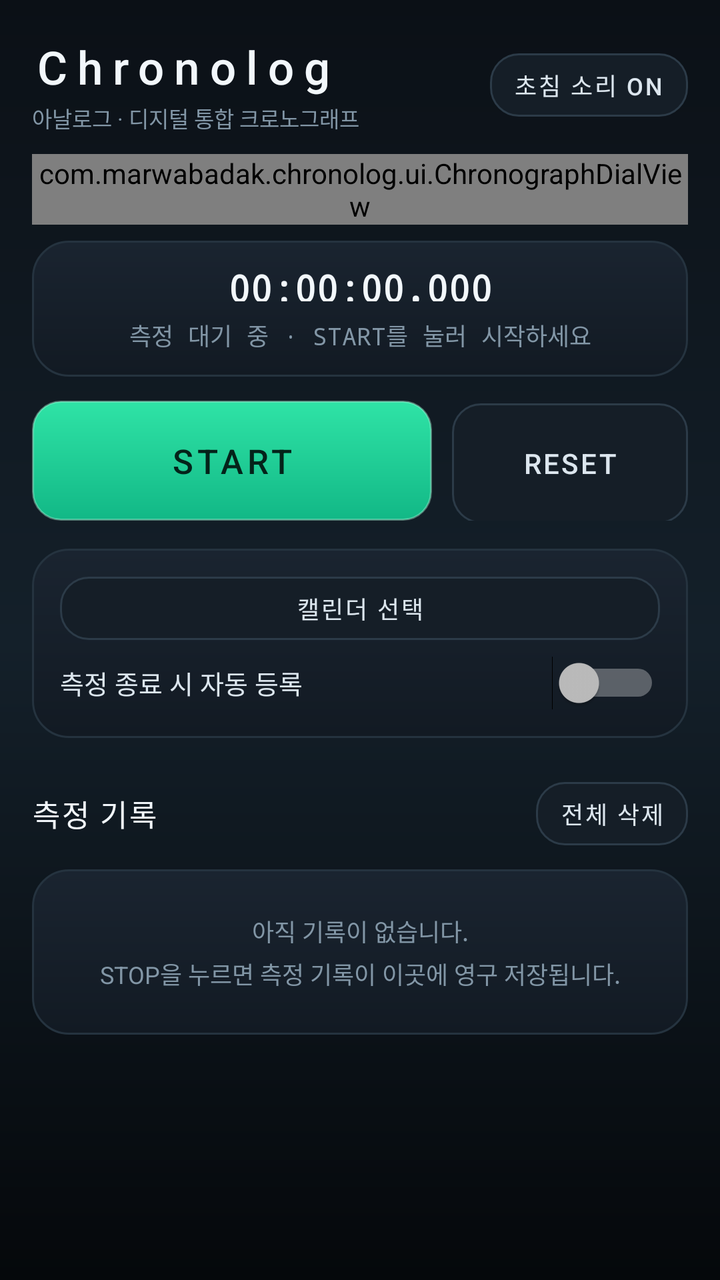
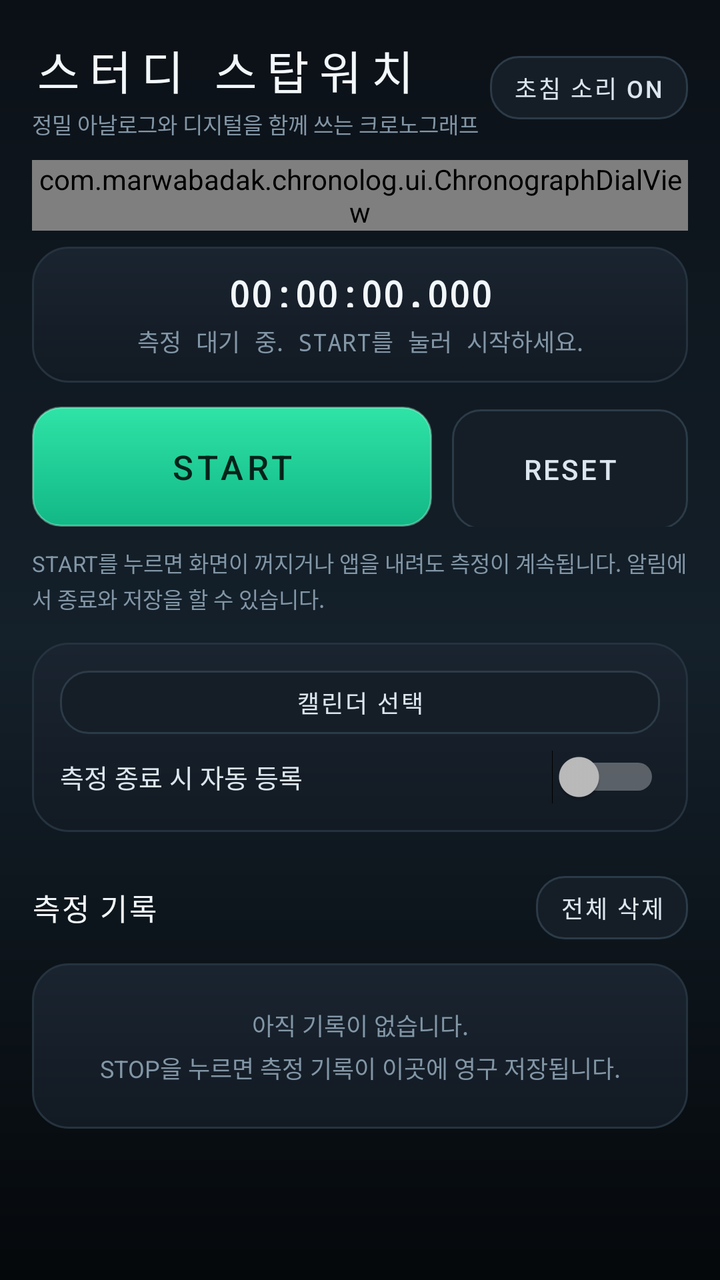

Two renders of the same Android screen: before a commit and after it. Below are the layout's source before the change and the commit's diff.
<!-- AndroidManifest.xml: application theme Theme.Chronolog -->
<!-- res/layout/activity_main.xml -->
<?xml version="1.0" encoding="utf-8"?>
<ScrollView xmlns:android="http://schemas.android.com/apk/res/android"
    android:id="@+id/scrollRoot"
    android:layout_width="match_parent"
    android:layout_height="match_parent"
    android:background="@drawable/bg_screen"
    android:fillViewport="true"
    android:scrollbars="none">

    <LinearLayout
        android:layout_width="match_parent"
        android:layout_height="wrap_content"
        android:orientation="vertical"
        android:paddingStart="16dp"
        android:paddingTop="18dp"
        android:paddingEnd="16dp"
        android:paddingBottom="28dp">

        
        <LinearLayout
            android:layout_width="match_parent"
            android:layout_height="wrap_content"
            android:gravity="center_vertical"
            android:orientation="horizontal">

            <LinearLayout
                android:layout_width="0dp"
                android:layout_height="wrap_content"
                android:layout_weight="1"
                android:orientation="vertical">

                <TextView
                    android:layout_width="wrap_content"
                    android:layout_height="wrap_content"
                    android:fontFamily="sans-serif-medium"
                    android:letterSpacing="0.22"
                    android:text="@string/app_name"
                    android:textColor="@color/title"
                    android:textSize="23sp" />

                <TextView
                    android:layout_width="wrap_content"
                    android:layout_height="wrap_content"
                    android:layout_marginTop="2dp"
                    android:text="@string/app_tagline"
                    android:textColor="@color/muted"
                    android:textSize="11sp" />
            </LinearLayout>

            <Button
                android:id="@+id/btnSound"
                style="@style/Widget.Chronolog.Button.Small"
                android:layout_width="wrap_content"
                android:layout_height="wrap_content"
                android:text="@string/sound_on" />
        </LinearLayout>

        
        <com.marwabadak.chronolog.ui.ChronographDialView
            android:id="@+id/dial"
            android:layout_width="match_parent"
            android:layout_height="wrap_content"
            android:layout_marginTop="10dp" />

        
        <LinearLayout
            android:layout_width="match_parent"
            android:layout_height="wrap_content"
            android:layout_marginTop="8dp"
            android:background="@drawable/card_bg"
            android:orientation="vertical"
            android:paddingStart="16dp"
            android:paddingTop="14dp"
            android:paddingEnd="16dp"
            android:paddingBottom="12dp">

            <TextView
                android:id="@+id/tvDigital"
                android:layout_width="match_parent"
                android:layout_height="wrap_content"
                android:autoSizeMaxTextSize="42sp"
                android:autoSizeMinTextSize="18sp"
                android:autoSizeStepGranularity="1sp"
                android:autoSizeTextType="uniform"
                android:fontFamily="monospace"
                android:fontFeatureSettings="tnum"
                android:gravity="center_horizontal"
                android:includeFontPadding="false"
                android:letterSpacing="0.02"
                android:maxLines="1"
                android:text="@string/digital_zero"
                android:textColor="@color/title"
                android:textStyle="bold" />

            <TextView
                android:id="@+id/tvWindow"
                android:layout_width="match_parent"
                android:layout_height="wrap_content"
                android:layout_marginTop="8dp"
                android:fontFamily="monospace"
                android:fontFeatureSettings="tnum"
                android:gravity="center_horizontal"
                android:lineSpacingExtra="3dp"
                android:text="@string/window_idle"
                android:textColor="@color/muted"
                android:textSize="12sp" />
        </LinearLayout>

        
        <LinearLayout
            android:layout_width="match_parent"
            android:layout_height="wrap_content"
            android:layout_marginTop="12dp"
            android:orientation="horizontal">

            <Button
                android:id="@+id/btnStartStop"
                style="@style/Widget.Chronolog.Button.Accent"
                android:layout_width="0dp"
                android:layout_height="60dp"
                android:layout_weight="1.7"
                android:text="@string/btn_start" />

            <Button
                android:id="@+id/btnReset"
                style="@style/Widget.Chronolog.Button.Ghost"
                android:layout_width="0dp"
                android:layout_height="60dp"
                android:layout_marginStart="10dp"
                android:layout_weight="1"
                android:enabled="false"
                android:text="@string/btn_reset" />
        </LinearLayout>

        
        <LinearLayout
            android:layout_width="match_parent"
            android:layout_height="wrap_content"
            android:layout_marginTop="14dp"
            android:background="@drawable/card_bg"
            android:orientation="vertical"
            android:padding="14dp">

            <LinearLayout
                android:layout_width="match_parent"
                android:layout_height="wrap_content"
                android:gravity="center_vertical"
                android:orientation="horizontal">

                <Button
                    android:id="@+id/btnPickCalendar"
                    style="@style/Widget.Chronolog.Button.Small"
                    android:layout_width="0dp"
                    android:layout_height="wrap_content"
                    android:layout_weight="1"
                    android:text="@string/calendar_pick" />
            </LinearLayout>

            <Switch
                android:id="@+id/switchAutoCalendar"
                android:layout_width="match_parent"
                android:layout_height="wrap_content"
                android:layout_marginTop="8dp"
                android:checked="false"
                android:text="@string/calendar_auto"
                android:textColor="@color/body"
                android:textSize="13sp" />
        </LinearLayout>

        
        <LinearLayout
            android:layout_width="match_parent"
            android:layout_height="wrap_content"
            android:layout_marginTop="22dp"
            android:gravity="center_vertical"
            android:orientation="horizontal">

            <TextView
                style="@style/Text.Chronolog.Section"
                android:layout_width="wrap_content"
                android:layout_height="wrap_content"
                android:text="@string/section_records" />

            <TextView
                android:id="@+id/tvRecordCount"
                style="@style/Text.Chronolog.Caption"
                android:layout_width="0dp"
                android:layout_height="wrap_content"
                android:layout_marginStart="8dp"
                android:layout_weight="1" />

            <Button
                android:id="@+id/btnClearAll"
                style="@style/Widget.Chronolog.Button.Small"
                android:layout_width="wrap_content"
                android:layout_height="wrap_content"
                android:text="@string/clear_all_button" />
        </LinearLayout>

        <TextView
            android:id="@+id/tvEmpty"
            android:layout_width="match_parent"
            android:layout_height="wrap_content"
            android:layout_marginTop="12dp"
            android:background="@drawable/card_bg"
            android:gravity="center"
            android:lineSpacingExtra="4dp"
            android:padding="22dp"
            android:text="@string/records_empty"
            android:textColor="@color/muted"
            android:textSize="12sp" />

        <LinearLayout
            android:id="@+id/recordsContainer"
            android:layout_width="match_parent"
            android:layout_height="wrap_content"
            android:orientation="vertical" />
    </LinearLayout>
</ScrollView>
<!-- resources referenced by this layout -->
<resources>
  <color name="body">#FFDCE6EE</color>
  <color name="muted">#FF8296A6</color>
  <color name="title">#FFF2F7FB</color>
  <!-- drawable bg_screen (drawable) -->
  <?xml version="1.0" encoding="utf-8"?>
  <shape xmlns:android="http://schemas.android.com/apk/res/android" android:shape="rectangle">
      <gradient
          android:angle="270"
          android:startColor="#FF0B1016"
          android:centerColor="#FF14202A"
          android:endColor="#FF05080B"
          android:type="linear" />
  </shape>
  <!-- drawable card_bg (drawable) -->
  <?xml version="1.0" encoding="utf-8"?>
  <shape xmlns:android="http://schemas.android.com/apk/res/android" android:shape="rectangle">
      <corners android:radius="18dp" />
      <gradient
          android:angle="270"
          android:startColor="@color/card_top"
          android:endColor="@color/card_bottom"
          android:type="linear" />
      <stroke android:width="1dp" android:color="@color/card_stroke" />
  </shape>
  <string name="app_name">Chronolog</string>
  <string name="app_tagline">아날로그 · 디지털 통합 크로노그래프</string>
  <string name="btn_reset">RESET</string>
  <string name="btn_start">START</string>
  <string name="calendar_auto">측정 종료 시 자동 등록</string>
  <string name="calendar_pick">캘린더 선택</string>
  <string name="clear_all_button">전체 삭제</string>
  <string name="digital_zero">00:00:00.000</string>
  <string name="records_empty">아직 기록이 없습니다.\nSTOP을 누르면 측정 기록이 이곳에 영구 저장됩니다.</string>
  <string name="section_records">측정 기록</string>
  <string name="sound_on">초침 소리 ON</string>
  <string name="window_idle">측정 대기 중 · START를 눌러 시작하세요</string>
  <style name="Text.Chronolog.Caption" parent="">
          <item name="android:textSize">11sp</item>
          <item name="android:textColor">@color/muted</item>
          <item name="android:letterSpacing">0.04</item>
      </style>
  <style name="Text.Chronolog.Section" parent="">
          <item name="android:textSize">15sp</item>
          <item name="android:textColor">@color/title</item>
          <item name="android:fontFamily">sans-serif-medium</item>
          <item name="android:letterSpacing">0.06</item>
      </style>
  <style name="Widget.Chronolog.Button.Accent" parent="Widget.Chronolog.Button">
          <item name="android:background">@drawable/btn_start</item>
          <item name="android:textColor">#FF04231A</item>
          <item name="android:textSize">17sp</item>
          <item name="android:letterSpacing">0.12</item>
      </style>
  <style name="Widget.Chronolog.Button.Ghost" parent="Widget.Chronolog.Button">
          <item name="android:background">@drawable/btn_ghost</item>
      </style>
  <style name="Widget.Chronolog.Button.Small" parent="Widget.Chronolog.Button">
          <item name="android:textSize">12sp</item>
          <item name="android:paddingStart">12dp</item>
          <item name="android:paddingEnd">12dp</item>
          <item name="android:paddingTop">7dp</item>
          <item name="android:paddingBottom">7dp</item>
      </style>
  <color name="card_top">#FF1A2430</color>
  <color name="card_bottom">#FF121A23</color>
  <color name="card_stroke">#FF25333F</color>
  <!-- drawable btn_ghost (drawable) -->
  <?xml version="1.0" encoding="utf-8"?>
  <ripple xmlns:android="http://schemas.android.com/apk/res/android" android:color="#33FFFFFF">
      <item>
          <shape android:shape="rectangle">
              <corners android:radius="14dp" />
              <solid android:color="#FF151E27" />
              <stroke android:width="1dp" android:color="#FF2C3B48" />
          </shape>
      </item>
  </ripple>
  <color name="bg_deep">#FF070A0D</color>
  <color name="accent">#FF2FE3A6</color>
  <color name="accent_dim">#FF12B886</color>
  <!-- unchanged entries left out for length: 3 -->
</resources>

<!-- the commit's change to res/layout/activity_main.xml (unified diff, before → after) -->
@@ -133,6 +133,17 @@
         </LinearLayout>
 
         
+        <TextView
+            android:id="@+id/tvServiceState"
+            android:layout_width="match_parent"
+            android:layout_height="wrap_content"
+            android:layout_marginTop="10dp"
+            android:lineSpacingExtra="2dp"
+            android:text="@string/background_state_idle"
+            android:textColor="@color/muted"
+            android:textSize="11sp" />
+
+        
         <LinearLayout
             android:layout_width="match_parent"
             android:layout_height="wrap_content"
<!-- resource entries referenced after the edit -->
@@ -24,8 +24,9 @@
           android:type="linear" />
       <stroke android:width="1dp" android:color="@color/card_stroke" />
   </shape>
-  <string name="app_name">Chronolog</string>
-  <string name="app_tagline">아날로그 · 디지털 통합 크로노그래프</string>
+  <string name="app_name">스터디 스탑워치</string>
+  <string name="app_tagline">정밀 아날로그와 디지털을 함께 쓰는 크로노그래프</string>
+  <string name="background_state_idle">START를 누르면 화면이 꺼지거나 앱을 내려도 측정이 계속됩니다. 알림에서 종료와 저장을 할 수 있습니다.</string>
   <string name="btn_reset">RESET</string>
   <string name="btn_start">START</string>
   <string name="calendar_auto">측정 종료 시 자동 등록</string>
@@ -35,7 +36,7 @@
   <string name="records_empty">아직 기록이 없습니다.\nSTOP을 누르면 측정 기록이 이곳에 영구 저장됩니다.</string>
   <string name="section_records">측정 기록</string>
   <string name="sound_on">초침 소리 ON</string>
-  <string name="window_idle">측정 대기 중 · START를 눌러 시작하세요</string>
+  <string name="window_idle">측정 대기 중. START를 눌러 시작하세요.</string>
   <style name="Text.Chronolog.Caption" parent="">
           <item name="android:textSize">11sp</item>
           <item name="android:textColor">@color/muted</item>
